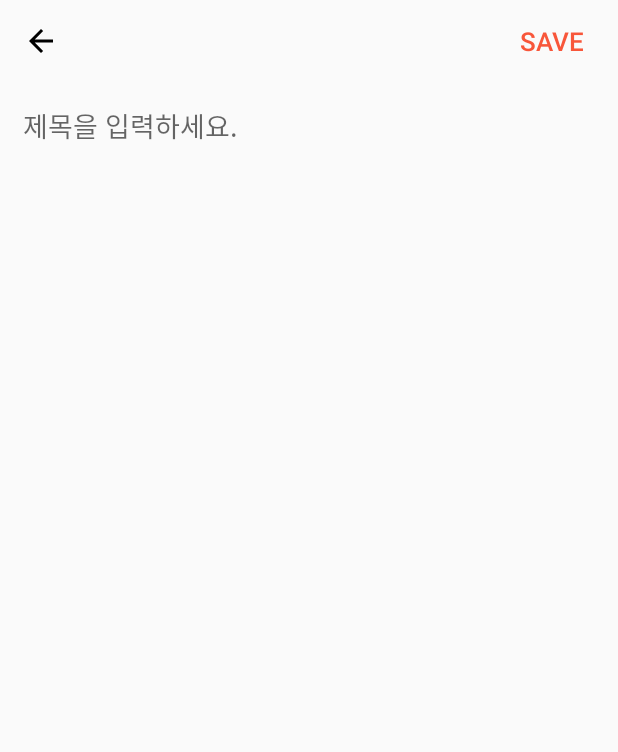
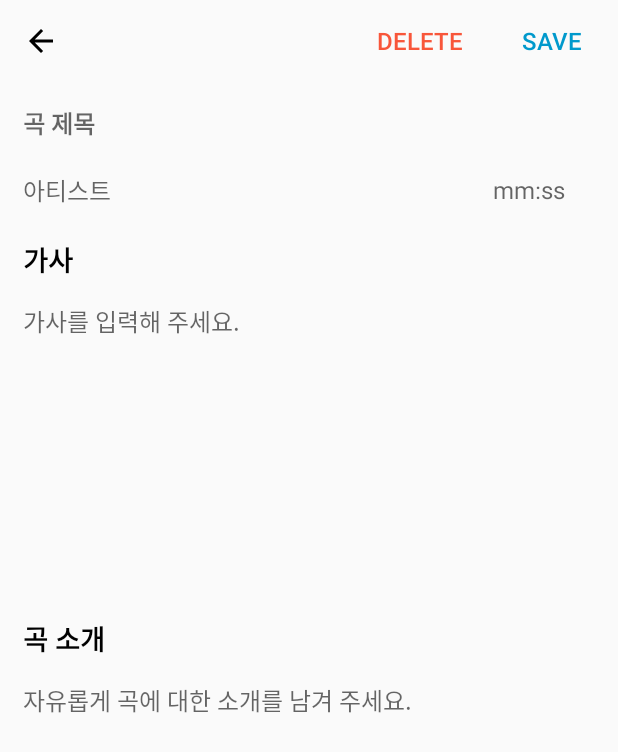
Before and after one commit to foreknowledge/music-playlist, an Android app: the layout controller_track.xml on its own in the app's theme, with its tools: preview values and no code run, on a phone screen of 412 x 824 dp. Shown: the top 752 px of the screen. Run offline under Robolectric (Android 15) with nearby library versions, the phone set to English and light mode, and no system bars.

Commit message:
feat: 곡 정보 컨트롤러 화면 추가

```diff
--- a/app/src/main/java/com/ellie/myplaylist/MainActivity.kt
+++ b/app/src/main/java/com/ellie/myplaylist/MainActivity.kt
@@ -5,7 +5,7 @@ import android.os.Bundle
 import com.bluelinelabs.conductor.Conductor
 import com.bluelinelabs.conductor.Router
 import com.bluelinelabs.conductor.RouterTransaction
-import com.ellie.myplaylist.controller.PlaylistController
+import com.ellie.myplaylist.controller.*
 import kotlinx.android.synthetic.main.activity_main.*
 
 class MainActivity : AppCompatActivity() {
--- a/app/src/main/res/layout/controller_track.xml
+++ b/app/src/main/res/layout/controller_track.xml
@@ -1,9 +1,13 @@
 <?xml version="1.0" encoding="utf-8"?>
-<androidx.constraintlayout.widget.ConstraintLayout
+<ScrollView
     xmlns:android="http://schemas.android.com/apk/res/android"
     xmlns:app="http://schemas.android.com/apk/res-auto"
     android:layout_width="match_parent"
-    android:layout_height="match_parent"
+    android:layout_height="match_parent">
+
+    <androidx.constraintlayout.widget.ConstraintLayout
+        android:layout_width="match_parent"
+        android:layout_height="wrap_content"
         android:windowSoftInputMode="stateVisible">
 
         <ImageButton
@@ -19,12 +23,24 @@
             app:layout_constraintStart_toStartOf="parent"/>
 
         <Button
+            android:id="@+id/btnDelete"
+            android:layout_width="wrap_content"
+            android:layout_height="wrap_content"
+            android:text="@string/str_delete"
+            android:textSize="16sp"
+            android:textColor="@color/colorAccent"
+            android:background="@android:color/transparent"
+            app:layout_constraintEnd_toStartOf="@id/btnSave"
+            app:layout_constraintTop_toTopOf="@id/btnBack"
+            app:layout_constraintBottom_toBottomOf="@id/btnBack"/>
+
+        <Button
             android:id="@+id/btnSave"
             android:layout_width="wrap_content"
             android:layout_height="wrap_content"
             android:text="@string/str_save"
-        android:textSize="17sp"
-        android:textColor="@color/colorAccent"
+            android:textSize="16sp"
+            android:textColor="@android:color/holo_blue_dark"
             android:background="@android:color/transparent"
             app:layout_constraintEnd_toEndOf="parent"
             app:layout_constraintTop_toTopOf="@id/btnBack"
@@ -32,18 +48,91 @@
 
         <EditText
             android:id="@+id/editTitle"
-        android:layout_width="0dp"
-        android:layout_height="wrap_content"
-        android:layout_margin="10dp"
-        android:background="@android:color/transparent"
-        android:hint="@string/hint_search"
-        android:imeOptions="actionSearch"
+            android:layout_marginStart="@dimen/small_margin_size"
+            android:layout_marginEnd="@dimen/small_margin_size"
+            android:hint="@string/hint_title"
             android:importantForAutofill="no"
-        android:inputType="text"
-        android:padding="5dp"
-        android:textSize="18sp"
+            android:textStyle="bold"
             app:layout_constraintEnd_toEndOf="parent"
             app:layout_constraintStart_toStartOf="parent"
-        app:layout_constraintTop_toBottomOf="@+id/btnBack" />
+            app:layout_constraintTop_toBottomOf="@+id/btnBack"
+            style="@style/defaultEditTextStyle"/>
+
+        <EditText
+            android:id="@+id/editArtist"
+            android:layout_marginEnd="@dimen/normal_margin_size"
+            android:hint="@string/hint_artist"
+            android:importantForAutofill="no"
+            app:layout_constraintEnd_toStartOf="@id/editTime"
+            app:layout_constraintStart_toStartOf="@id/editTitle"
+            app:layout_constraintTop_toBottomOf="@+id/editTitle"
+            style="@style/defaultEditTextStyle" />
+
+        <EditText
+            android:id="@+id/editTime"
+            android:layout_margin="20dp"
+            android:hint="@string/hint_mm_ss"
+            android:clickable="true"
+            android:focusable="true"
+            android:importantForAutofill="no"
+            app:layout_constraintEnd_toEndOf="@id/editTitle"
+            app:layout_constraintBaseline_toBaselineOf="@id/editArtist"
+            style="@style/defaultEditTimeStyle" />
+
+        <TextView
+            android:id="@+id/textLyrics"
+            android:layout_width="wrap_content"
+            android:layout_height="wrap_content"
+            android:layout_marginTop="@dimen/normal_margin_size"
+            android:paddingStart="5dp"
+            android:paddingEnd="5dp"
+            android:text="@string/text_lyrics"
+            android:textColor="@android:color/black"
+            android:textSize="18sp"
+            android:textStyle="bold"
+            app:layout_constraintStart_toStartOf="@id/editTitle"
+            app:layout_constraintTop_toBottomOf="@id/editArtist" />
+
+        <EditText
+            android:id="@+id/editLyrics"
+            android:hint="@string/hint_lyrics"
+            android:minHeight="200dp"
+            android:maxLength="100000"
+            android:gravity="top"
+            android:importantForAutofill="no"
+            android:inputType="textMultiLine"
+            app:layout_constraintTop_toBottomOf="@id/textLyrics"
+            app:layout_constraintStart_toStartOf="@id/editTitle"
+            app:layout_constraintEnd_toEndOf="@id/editTitle"
+            style="@style/defaultEditTextStyle"/>
+
+        <TextView
+            android:id="@+id/textIntroduction"
+            android:layout_width="wrap_content"
+            android:layout_height="wrap_content"
+            android:layout_marginTop="@dimen/normal_margin_size"
+            android:paddingStart="5dp"
+            android:paddingEnd="5dp"
+            android:text="@string/text_introduction"
+            android:textColor="@android:color/black"
+            android:textSize="18sp"
+            android:textStyle="bold"
+            app:layout_constraintStart_toStartOf="@id/editTitle"
+            app:layout_constraintTop_toBottomOf="@id/editLyrics"/>
+
+        <EditText
+            android:id="@+id/editIntroduction"
+            android:hint="@string/hint_introduction"
+            android:minHeight="200dp"
+            android:maxLength="100000"
+            android:gravity="top"
+            android:importantForAutofill="no"
+            android:inputType="textMultiLine"
+            app:layout_constraintStart_toStartOf="@id/editTitle"
+            app:layout_constraintEnd_toEndOf="@id/editTitle"
+            app:layout_constraintTop_toBottomOf="@id/textIntroduction"
+            style="@style/defaultEditTextStyle"/>
 
     </androidx.constraintlayout.widget.ConstraintLayout>
+
+</ScrollView>
--- a/app/src/main/res/values/dimens.xml
+++ b/app/src/main/res/values/dimens.xml
@@ -1,5 +1,6 @@
 <?xml version="1.0" encoding="utf-8"?>
 <resources>
+    <dimen name="small_margin_size">10dp</dimen>
     <dimen name="normal_margin_size">15dp</dimen>
     <dimen name="small_album_size">60dp</dimen>
 </resources>
--- a/app/src/main/res/values/strings.xml
+++ b/app/src/main/res/values/strings.xml
@@ -23,8 +23,15 @@
     <string name="str_01_21">01:21</string>
     <string name="skip_previous_icon">skip previous icon</string>
     <string name="skip_next_icon">skip next icon</string>
-    <string name="hint_search">제목을 입력하세요.</string>
+    <string name="hint_title">곡 제목</string>
+    <string name="hint_artist">아티스트</string>
+    <string name="hint_mm_ss">mm:ss</string>
+    <string name="hint_lyrics">가사를 입력해 주세요.</string>
+    <string name="hint_introduction">자유롭게 곡에 대한 소개를 남겨 주세요.</string>
+    <string name="text_lyrics">가사</string>
+    <string name="text_introduction">곡 소개</string>
     <string name="str_save">save</string>
+    <string name="str_delete">delete</string>
 
     <string-array name="tracks">
         <item>All We Got (feat. Kanye West &amp; Chicago Children\'s Choir)|03:23</item>
--- a/app/src/main/res/values/styles.xml
+++ b/app/src/main/res/values/styles.xml
@@ -7,4 +7,22 @@
         <item name="colorAccent">@color/colorAccent</item>
     </style>
 
+    <style name="defaultEditStyle">
+        <item name="android:layout_height">wrap_content</item>
+        <item name="android:background">@android:color/transparent</item>
+        <item name="android:padding">5sp</item>
+        <item name="android:textSize">16sp</item>
+    </style>
+
+    <style name="defaultEditTextStyle" parent="defaultEditStyle">
+        <item name="android:layout_width">0dp</item>
+        <item name="android:layout_marginTop">@dimen/small_margin_size</item>
+        <item name="android:inputType">text</item>
+    </style>
+
+    <style name="defaultEditTimeStyle" parent="defaultEditStyle">
+        <item name="android:layout_width">wrap_content</item>
+        <item name="android:inputType">time</item>
+    </style>
+
 </resources>
```
Lines whose indentation alone changed are shown as unchanged.
